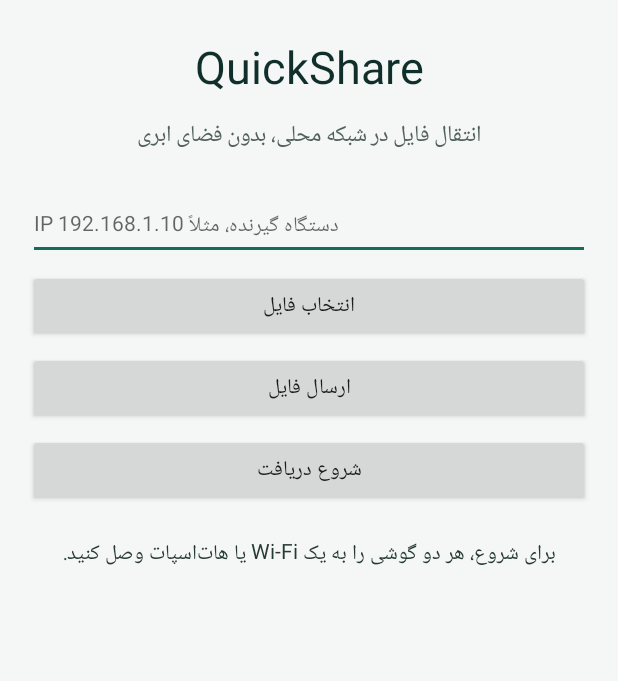
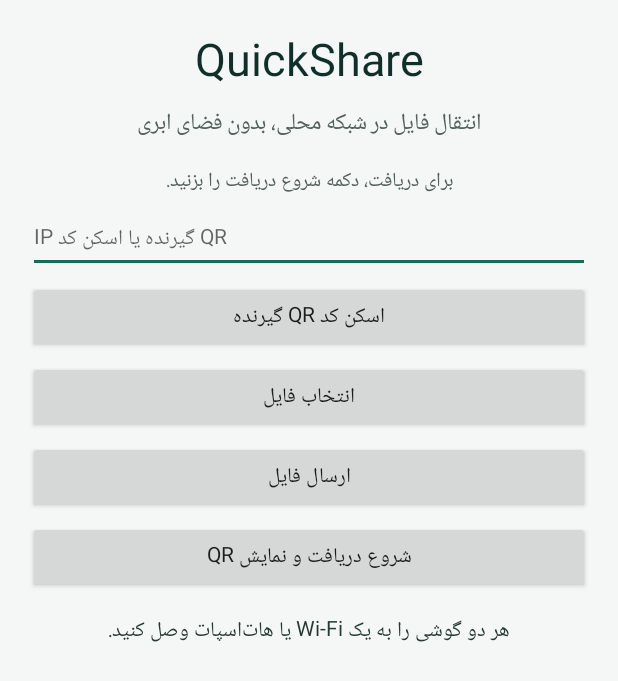
Before and after one commit to mahdimokhtari39161-svg/QuickShare-, an Android app: the screen it shows after launch (MainActivity), on a phone screen of 412 x 824 dp. Shown: the top 681 px of the screen. Run offline under Robolectric (Android 15) with nearby library versions, the phone set to English and light mode, and no system bars; libraries missing offline, so code that uses them is left out: com.journeyapps.barcodescanner; 1 statement that could not run was skipped.

Commit message:
Add QR pairing and automatic receiver IP discovery

```diff
--- a/app/src/main/java/com/quickshare/app/MainActivity.kt
+++ b/app/src/main/java/com/quickshare/app/MainActivity.kt
@@ -3,21 +3,28 @@ package com.quickshare.app
 import android.app.Activity
 import android.content.ContentValues
 import android.content.Intent
-import android.net.Uri
+import android.graphics.Bitmap
 import android.os.Bundle
 import android.provider.MediaStore
 import android.view.Gravity
 import android.view.View
 import android.widget.Button
 import android.widget.EditText
+import android.widget.ImageView
 import android.widget.LinearLayout
 import android.widget.ProgressBar
 import android.widget.TextView
 import android.widget.Toast
+import com.google.zxing.BarcodeFormat
+import com.google.zxing.qrcode.QRCodeWriter
+import com.journeyapps.barcodescanner.ScanContract
+import com.journeyapps.barcodescanner.ScanOptions
 import java.io.BufferedInputStream
 import java.io.BufferedOutputStream
 import java.io.DataInputStream
 import java.io.DataOutputStream
+import java.net.Inet4Address
+import java.net.NetworkInterface
 import java.net.ServerSocket
 import java.net.Socket
 import java.net.SocketException
@@ -25,11 +32,27 @@ import java.util.concurrent.Executors
 
 class MainActivity : Activity() {
     private val executor = Executors.newCachedThreadPool()
-    private var selectedUri: Uri? = null
+    private var selectedUri: android.net.Uri? = null
     private lateinit var status: TextView
     private lateinit var ipInput: EditText
     private lateinit var progress: ProgressBar
+    private lateinit var qrImage: ImageView
+    private lateinit var receiverAddress: TextView
     @Volatile private var serverSocket: ServerSocket? = null
+
+    private val qrScanner = registerForActivityResult(ScanContract()) { result ->
+        if (result.contents != null) {
+            val parts = result.contents.split("|")
+            if (parts.size == 3 && parts[0] == "QUICKSHARE" && parts[2].toIntOrNull() == PORT) {
+                ipInput.setText(parts[1])
+                status.text = "گوشی گیرنده شناسایی شد؛ حالا فایل را انتخاب و ارسال کنید."
+            } else {
+                status.text = "کد QR معتبر QuickShare نیست."
+            }
+        } else {
+            status.text = "اسکن کد QR لغو شد."
+        }
+    }
 
     companion object {
         private const val PICK_FILE = 1001
@@ -45,7 +68,7 @@ class MainActivity : Activity() {
     private fun buildScreen() {
         val root = LinearLayout(this).apply {
             orientation = LinearLayout.VERTICAL
-            setPadding(28, 36, 28, 24)
+            setPadding(28, 28, 28, 24)
             gravity = Gravity.CENTER_HORIZONTAL
             setBackgroundColor(0xFFF5F7F6.toInt())
         }
@@ -62,16 +85,49 @@ class MainActivity : Activity() {
             textSize = 15f
             setTextColor(0xFF52615D.toInt())
             gravity = Gravity.CENTER
-            setPadding(0, 10, 0, 28)
+            setPadding(0, 8, 0, 14)
         }, matchWrap())
 
+        receiverAddress = TextView(this).apply {
+            text = "برای دریافت، دکمه شروع دریافت را بزنید."
+            textSize = 13f
+            gravity = Gravity.CENTER
+            setTextColor(0xFF52615D.toInt())
+        }
+        root.addView(receiverAddress, matchWrap())
+
+        qrImage = ImageView(this).apply {
+            visibility = View.GONE
+            adjustViewBounds = true
+            scaleType = ImageView.ScaleType.FIT_CENTER
+            setBackgroundColor(0xFFFFFFFF.toInt())
+            setPadding(12, 12, 12, 12)
+        }
+        root.addView(qrImage, LinearLayout.LayoutParams(220, 220).apply {
+            gravity = Gravity.CENTER
+            bottomMargin = 10
+        })
+
         ipInput = EditText(this).apply {
-            hint = "IP دستگاه گیرنده، مثلاً 192.168.1.10"
+            hint = "IP گیرنده یا اسکن کد QR"
             textSize = 14f
             singleLine = true
             inputType = android.text.InputType.TYPE_CLASS_TEXT
         }
         root.addView(ipInput, matchWrap())
+
+        root.addView(Button(this).apply {
+            text = "اسکن کد QR گیرنده"
+            setOnClickListener {
+                val options = ScanOptions().apply {
+                    setDesiredBarcodeFormats(ScanOptions.QR_CODE)
+                    setPrompt("کد QR گوشی گیرنده را اسکن کنید")
+                    setBeepEnabled(false)
+                    setOrientationLocked(false)
+                }
+                qrScanner.launch(options)
+            }
+        }, matchWrap())
 
         root.addView(Button(this).apply {
             text = "انتخاب فایل"
@@ -84,7 +140,7 @@ class MainActivity : Activity() {
         }, matchWrap())
 
         root.addView(Button(this).apply {
-            text = "شروع دریافت"
+            text = "شروع دریافت و نمایش QR"
             setOnClickListener { startReceiving() }
         }, matchWrap())
 
@@ -95,14 +151,14 @@ class MainActivity : Activity() {
         }
         root.addView(progress, LinearLayout.LayoutParams(
             LinearLayout.LayoutParams.MATCH_PARENT, 12
-        ).apply { topMargin = 18; bottomMargin = 12 })
+        ).apply { topMargin = 14; bottomMargin = 10 })
 
         status = TextView(this).apply {
-            text = "برای شروع، هر دو گوشی را به یک Wi-Fi یا هات‌اسپات وصل کنید."
+            text = "هر دو گوشی را به یک Wi-Fi یا هات‌اسپات وصل کنید."
             textSize = 14f
             setTextColor(0xFF263A35.toInt())
             gravity = Gravity.CENTER
-            setPadding(0, 20, 0, 0)
+            setPadding(0, 12, 0, 0)
         }
         root.addView(status, matchWrap())
         setContentView(root)
@@ -111,7 +167,7 @@ class MainActivity : Activity() {
     private fun matchWrap() = LinearLayout.LayoutParams(
         LinearLayout.LayoutParams.MATCH_PARENT,
         LinearLayout.LayoutParams.WRAP_CONTENT
-    ).apply { bottomMargin = 10 }
+    ).apply { bottomMargin = 8 }
 
     private fun chooseFile() {
         val intent = Intent(Intent.ACTION_OPEN_DOCUMENT).apply {
@@ -121,12 +177,12 @@ class MainActivity : Activity() {
         startActivityForResult(intent, PICK_FILE)
     }
 
-    @Deprecated("Kept simple for the initial platform-only MVP.")
+    @Deprecated("Kept compatible with the platform-only MVP.")
     override fun onActivityResult(requestCode: Int, resultCode: Int, data: Intent?) {
         super.onActivityResult(requestCode, resultCode, data)
         if (requestCode == PICK_FILE && resultCode == RESULT_OK) {
             selectedUri = data?.data
-            status.text = if (selectedUri != null) "فایل انتخاب شد؛ IP گیرنده را وارد کنید." else "فایلی انتخاب نشد."
+            status.text = if (selectedUri != null) "فایل انتخاب شد؛ برای ارسال آماده است." else "فایلی انتخاب نشد."
             selectedUri?.let { uri ->
                 try {
                     contentResolver.takePersistableUriPermission(uri, Intent.FLAG_GRANT_READ_URI_PERMISSION)
@@ -143,7 +199,7 @@ class MainActivity : Activity() {
             return
         }
         if (host.isBlank()) {
-            ipInput.error = "IP گیرنده را وارد کنید"
+            ipInput.error = "ابتدا IP را وارد یا QR را اسکن کنید"
             return
         }
 
@@ -177,11 +233,11 @@ class MainActivity : Activity() {
                         }
                         output.flush()
                     } ?: throw IllegalStateException("فایل قابل خواندن نیست.")
-                    if (size >= 0L) {
-                        // Receiver validates the exact declared length.
-                    }
                 }
-                runOnUiThread { status.text = "ارسال فایل با موفقیت انجام شد."; progress.progress = 100 }
+                runOnUiThread {
+                    status.text = "ارسال فایل انجام شد."
+                    progress.progress = 100
+                }
             } catch (e: Exception) {
                 runOnUiThread { status.text = "خطا در ارسال: ${e.localizedMessage ?: "اتصال برقرار نشد"}" }
             }
@@ -190,14 +246,22 @@ class MainActivity : Activity() {
 
     private fun startReceiving() {
         if (serverSocket != null) {
-            status.text = "سرویس دریافت قبلاً فعال شده است. پورت: $PORT"
+            status.text = "سرویس دریافت فعال است."
             return
         }
         executor.execute {
             try {
+                val ip = findLocalIpv4()
+                    ?: throw IllegalStateException("IP محلی پیدا نشد؛ Wi-Fi را بررسی کنید.")
                 val server = ServerSocket(PORT)
                 serverSocket = server
-                runOnUiThread { status.text = "آماده دریافت روی پورت $PORT؛ IP این گوشی را از تنظیمات Wi-Fi ببینید." }
+                val qr = createQrBitmap("QUICKSHARE|$ip|$PORT")
+                runOnUiThread {
+                    qrImage.setImageBitmap(qr)
+                    qrImage.visibility = View.VISIBLE
+                    receiverAddress.text = "آدرس گیرنده: $ip:$PORT"
+                    status.text = "آماده دریافت؛ با گوشی فرستنده QR را اسکن کنید."
+                }
                 while (!server.isClosed) {
                     val client = server.accept()
                     executor.execute { receiveFile(client) }
@@ -208,6 +272,33 @@ class MainActivity : Activity() {
                 runOnUiThread { status.text = "خطا در دریافت: ${e.localizedMessage}" }
             }
         }
+    }
+
+    private fun findLocalIpv4(): String? {
+        val interfaces = NetworkInterface.getNetworkInterfaces() ?: return null
+        while (interfaces.hasMoreElements()) {
+            val network = interfaces.nextElement()
+            if (!network.isUp || network.isLoopback) continue
+            val addresses = network.inetAddresses
+            while (addresses.hasMoreElements()) {
+                val address = addresses.nextElement()
+                if (address is Inet4Address && !address.isLoopbackAddress && address.isSiteLocalAddress) {
+                    return address.hostAddress
+                }
+            }
+        }
+        return null
+    }
+
+    private fun createQrBitmap(payload: String): Bitmap {
+        val matrix = QRCodeWriter().encode(payload, BarcodeFormat.QR_CODE, 640, 640)
+        val pixels = IntArray(640 * 640)
+        for (y in 0 until 640) {
+            for (x in 0 until 640) {
+                pixels[y * 640 + x] = if (matrix[x, y]) 0xFF102F2A.toInt() else 0xFFFFFFFF.toInt()
+            }
+        }
+        return Bitmap.createBitmap(pixels, 640, 640, Bitmap.Config.ARGB_8888)
     }
 
     private fun receiveFile(socket: Socket) {
@@ -266,7 +357,7 @@ class MainActivity : Activity() {
         }
     }
 
-    private fun queryDisplayName(uri: Uri): String? {
+    private fun queryDisplayName(uri: android.net.Uri): String? {
         contentResolver.query(uri, arrayOf(android.provider.OpenableColumns.DISPLAY_NAME), null, null, null)
             ?.use { cursor ->
                 if (cursor.moveToFirst()) return cursor.getString(0)
@@ -274,7 +365,7 @@ class MainActivity : Activity() {
         return null
     }
 
-    private fun querySize(uri: Uri): Long {
+    private fun querySize(uri: android.net.Uri): Long {
         contentResolver.query(uri, arrayOf(android.provider.OpenableColumns.SIZE), null, null, null)
             ?.use { cursor ->
                 if (cursor.moveToFirst() && !cursor.isNull(0)) return cursor.getLong(0)
```
